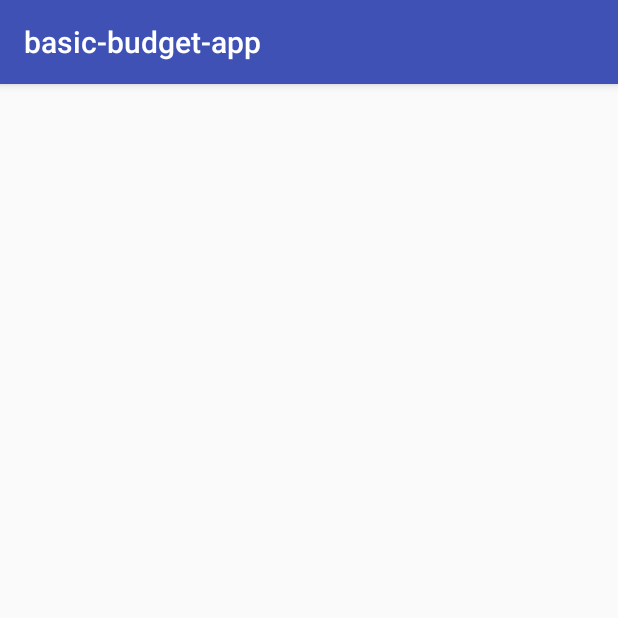
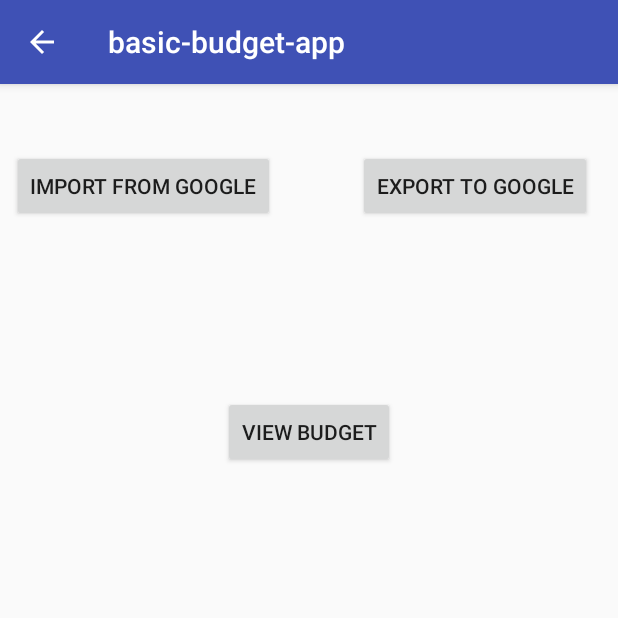
Before and after one commit to cprock/simpleBudgetApp, an Android app: the HomeScreen screen opened directly, with no data from a screen before it, on a phone screen of 412 x 824 dp, the top half of it. Run offline under Robolectric (Android 15) with nearby library versions, the phone set to English and light mode, and no system bars.

Commit message:
Added ViewBudget.java class and a button to go from HomeScreen to ViewBudget screen, in progress are the buttons to import from Google and export to Google (i.e. spreadsheets)

```diff
--- a/app/src/main/AndroidManifest.xml
+++ b/app/src/main/AndroidManifest.xml
@@ -23,7 +23,10 @@
                 <category android:name="android.intent.category.LAUNCHER" />
             </intent-filter>
         </activity>
-        <activity android:name=".HomeScreen"></activity>
+        <activity
+            android:name=".HomeScreen"
+            android:parentActivityName=".LoginActivity"></activity>
+        <activity android:name=".ViewBudget"></activity>
     </application>
 
 </manifest>
--- a/app/src/main/java/com/example/tanishka/basic_budget_app/HomeScreen.java
+++ b/app/src/main/java/com/example/tanishka/basic_budget_app/HomeScreen.java
@@ -1,13 +1,53 @@
 package com.example.tanishka.basic_budget_app;
 
+import android.content.Intent;
 import android.support.v7.app.AppCompatActivity;
 import android.os.Bundle;
+import android.view.View;
+import android.widget.Button;
+
 
 public class HomeScreen extends AppCompatActivity {
+
+    protected Button viewBudget; // to see what money is available to spend (i.e. not on bills)
+    protected Button fromGoogle; // import excel spreadsheet from Google drive
+    protected Button toGoogle; // export into an excel spreadsheet on Google drive
+
 
     @Override
     protected void onCreate(Bundle savedInstanceState) {
         super.onCreate(savedInstanceState);
         setContentView(R.layout.activity_home_screen);
+        Intent intent = getIntent();
+
+        viewBudget = (Button) findViewById(R.id.viewBudget);
+        viewBudget.setOnClickListener(new View.OnClickListener(){
+            public void onClick(View v) {
+                // call method to go to view budget screen
+                toViewBudget();
+            }
+        });
+
+        fromGoogle = (Button) findViewById(R.id.fromGoogle);
+        fromGoogle.setOnClickListener(new View.OnClickListener(){
+            public void onClick(View v){
+                // call method to go to import from Google
+            }
+        });
     }
+
+
+    // helper methods to build all intents for different screens
+    public void toViewBudget(){
+        // intent for view budget screen
+        Intent viewBudgetScreen = new Intent(this, ViewBudget.class);
+        startActivity(viewBudgetScreen);
+    }
+
+
+
+
+
+
+
 }
--- a/app/src/main/java/com/example/tanishka/basic_budget_app/LoginActivity.java
+++ b/app/src/main/java/com/example/tanishka/basic_budget_app/LoginActivity.java
@@ -89,6 +89,7 @@ public class LoginActivity extends AppCompatActivity implements LoaderCallbacks<
             @Override
             public void onClick(View view) {
                 attemptLogin();
+                goToHome(view);
             }
         });
 
@@ -353,10 +354,8 @@ public class LoginActivity extends AppCompatActivity implements LoaderCallbacks<
     /** Called when the user taps the login button */
     public void goToHome(View view) {
         Intent intent = new Intent(this, HomeScreen.class);
-        //EditText editText = (EditText) findViewById(R.id.editText);
-        //String message = editText.getText().toString();
-        //intent.putExtra(EXTRA_MESSAGE, message);
         startActivity(intent);
+        this.finish(); // this necessary?
 
 
 
--- a/app/src/main/res/layout/activity_home_screen.xml
+++ b/app/src/main/res/layout/activity_home_screen.xml
@@ -6,4 +6,51 @@
     android:layout_height="match_parent"
     tools:context="com.example.tanishka.basic_budget_app.HomeScreen">
 
+    <Button
+        android:id="@+id/viewBudget"
+        android:layout_width="wrap_content"
+        android:layout_height="wrap_content"
+        android:layout_marginBottom="8dp"
+        android:layout_marginEnd="8dp"
+        android:layout_marginStart="8dp"
+        android:layout_marginTop="208dp"
+        android:text="View Budget"
+        app:layout_constraintBottom_toBottomOf="parent"
+        app:layout_constraintEnd_toEndOf="parent"
+        app:layout_constraintHorizontal_bias="0.501"
+        app:layout_constraintStart_toStartOf="parent"
+        app:layout_constraintTop_toTopOf="parent"
+        app:layout_constraintVertical_bias="0.0" />
+
+    <Button
+        android:id="@+id/fromGoogle"
+        android:layout_width="wrap_content"
+        android:layout_height="wrap_content"
+        android:layout_marginBottom="8dp"
+        android:layout_marginEnd="8dp"
+        android:layout_marginStart="8dp"
+        android:layout_marginTop="8dp"
+        android:text="Import From Google"
+        app:layout_constraintBottom_toBottomOf="parent"
+        app:layout_constraintEnd_toEndOf="parent"
+        app:layout_constraintHorizontal_bias="0.0"
+        app:layout_constraintStart_toStartOf="parent"
+        app:layout_constraintTop_toTopOf="parent"
+        app:layout_constraintVertical_bias="0.051" />
+
+    <Button
+        android:id="@+id/toGoogle"
+        android:layout_width="wrap_content"
+        android:layout_height="wrap_content"
+        android:layout_marginBottom="8dp"
+        android:layout_marginEnd="8dp"
+        android:layout_marginStart="8dp"
+        android:layout_marginTop="8dp"
+        android:text="export to google"
+        app:layout_constraintBottom_toBottomOf="parent"
+        app:layout_constraintEnd_toEndOf="parent"
+        app:layout_constraintHorizontal_bias="0.962"
+        app:layout_constraintStart_toStartOf="parent"
+        app:layout_constraintTop_toTopOf="parent"
+        app:layout_constraintVertical_bias="0.051" />
 </android.support.constraint.ConstraintLayout>
```
Also changed, not shown: app/src/main/java/com/example/tanishka/basic_budget_app/ViewBudget.java (added, +15 -0 lines), app/src/main/res/layout/activity_view_budget.xml (added, +9 -0 lines).
